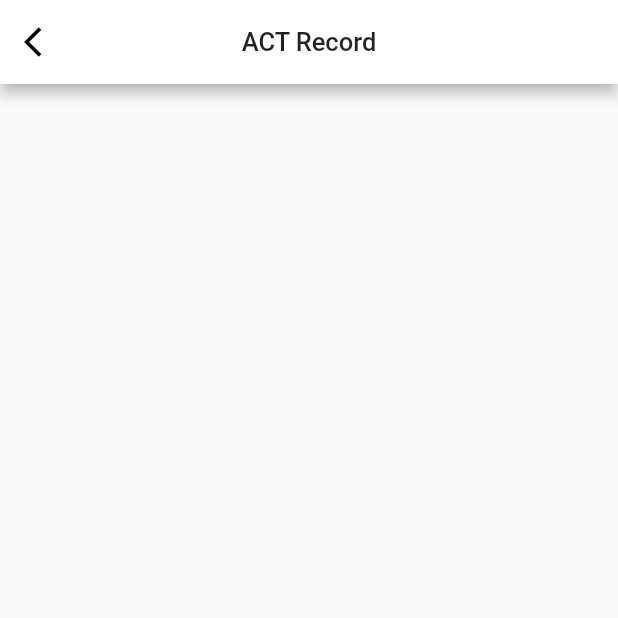
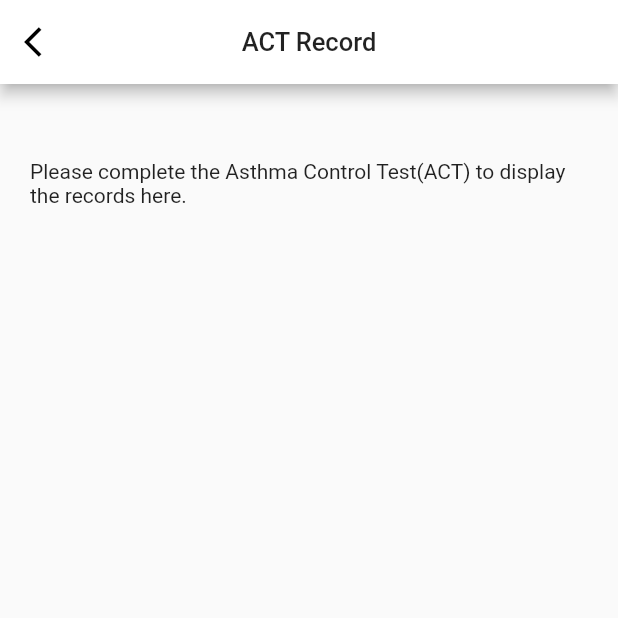
Before and after one commit to MuhammadHakeem/tacres-flutter-fyp, a Flutter app: the recordACT screen opened directly, on a phone screen of 412 x 824 dp, the top half of it. Run offline on Flutter 3.47's test engine with Material 2 defaults, Android fonts, the phone set to English and light mode, and no system bars; our stand-ins replace cloud_firestore, expandable, firebase_auth, firebase_core, flutter_spinkit, geocoding and 2 more; missing offline and left inert: dart_date; accounts and stored records are empty; network calls fail.

```diff
--- a/lib/asthContTest.dart
+++ b/lib/asthContTest.dart
@@ -859,13 +859,11 @@ class submitButton extends StatelessWidget {
                         builder: (context) => resultACT(
                               localACTscore1: cumACTscore,
                             )));
-                    FirebaseFirestore.instance
-                        .collection('draft-act-record')
-                        .add({
+                    FirebaseFirestore.instance.collection('act-record').add({
                       'ACT_Score': cumACTscore,
                       'ACT_Desc': ACTdesc,
                       'ACT_Weather': currentWeather2,
-                      'ACT_Date': DateTime.now().format('y-MM-dd H:m'),
+                      'ACT_Date': DateTime.now().format('y-MM-dd HH:mm'),
                       'Uid': AuthService().giveMyUid(),
                     });
                     setAlltoDefault();
--- a/lib/homePage.dart
+++ b/lib/homePage.dart
@@ -976,7 +976,7 @@ class UserInformation extends StatefulWidget {
 
 class _UserInformationState extends State<UserInformation> {
   final Stream<QuerySnapshot> _usersStream = FirebaseFirestore.instance
-      .collection('draft-act-record')
+      .collection('act-record')
       .where('Uid', isEqualTo: AuthService().giveMyUid())
       .orderBy('ACT_Date', descending: true)
       .limit(1)
@@ -1024,7 +1024,7 @@ class previousChanceCalc extends StatefulWidget {
 
 class _previousChanceCalcState extends State<previousChanceCalc> {
   final Stream<QuerySnapshot> _usersStream = FirebaseFirestore.instance
-      .collection('draft-act-record')
+      .collection('act-record')
       .where('Uid', isEqualTo: AuthService().giveMyUid())
       .orderBy('ACT_Date', descending: true)
       .limit(2)
--- a/lib/recordACT.dart
+++ b/lib/recordACT.dart
@@ -8,9 +8,9 @@ class recordACT extends StatelessWidget {
   // const recordACT({Key? key}) : super(key: key);
 
   final Stream<QuerySnapshot> act_record = FirebaseFirestore.instance
-      .collection('draft-act-record')
+      .collection('act-record')
       .where('Uid', isEqualTo: AuthService().giveMyUid())
-      .orderBy('ACT_Date', descending: false)
+      .orderBy('ACT_Date', descending: true)
       .snapshots();
 
   @override
@@ -53,7 +53,14 @@ class recordACT extends StatelessWidget {
                 if (snapshot.connectionState == ConnectionState.waiting) {
                   return Text('Loading');
                 }
-
+                if (snapshot.data?.size == 0) {
+                  // got data from snapshot but it is empty
+                  return Padding(
+                      padding:
+                          EdgeInsets.all(20), //apply padding to all four sides
+                      child: Text(
+                          "Please complete the Asthma Control Test(ACT) to display the records here."));
+                }
                 final data = snapshot.requireData;
                 return ListView.builder(
                   itemCount: data.size,
--- a/lib/services/auth.dart
+++ b/lib/services/auth.dart
@@ -53,8 +53,7 @@ class AuthService {
       User? user = result.user;
 
       //create a new document for the user with the uid
-      await DatabaseService(uid: user!.uid).updateActRecord(
-          '2022-04-06 06:04', 24, 'Well Controlled Asthma', 'Sunny');
+      await DatabaseService(uid: user!.uid);
       return _userFromFirebaseUser(user);
     } catch (e) {
       print(e.toString());
```
Also changed, not shown: pubspec.lock, 1 other file.
